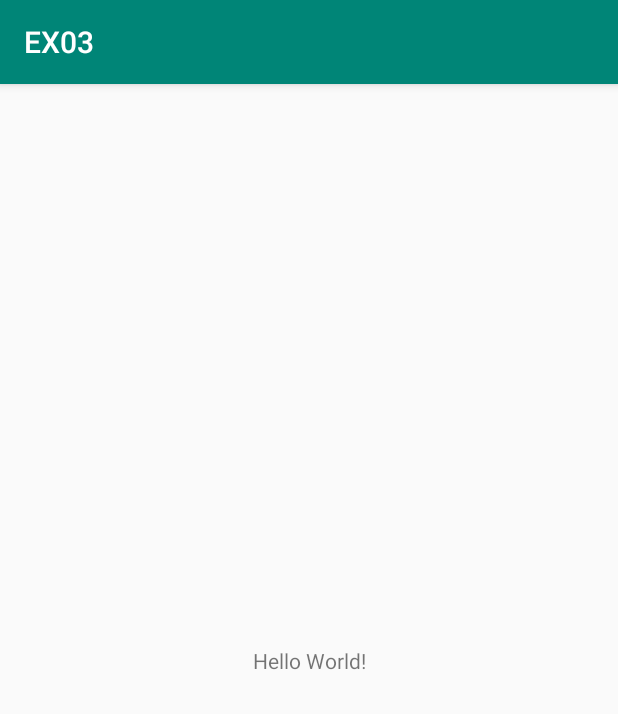
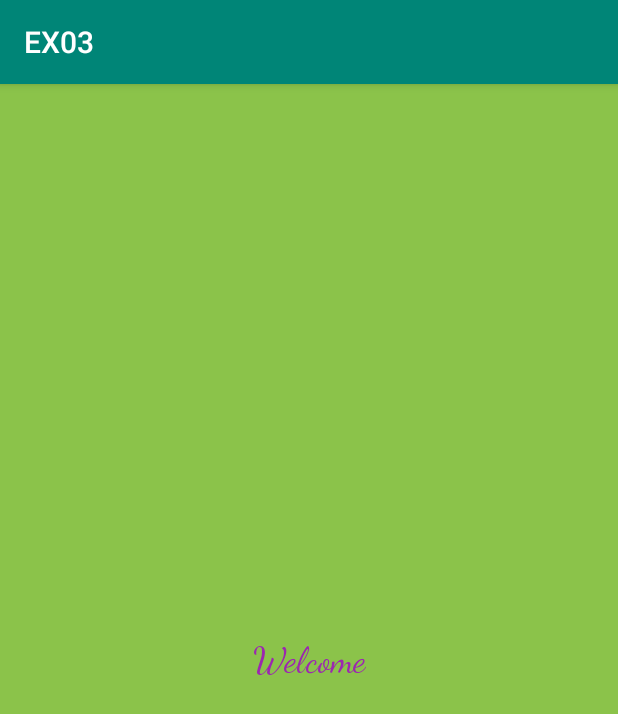
Before and after one commit to AdiBenoz/Milab-app-development, an Android app: the screen it shows after launch (MainActivity), on a phone screen of 412 x 824 dp. Shown: the top 714 px of the screen. Run offline under Robolectric (Android 15) with nearby library versions, the phone set to English and light mode, and no system bars.

```diff
--- a/EX03/app/src/main/java/com/example/ex03/MainActivity.java
+++ b/EX03/app/src/main/java/com/example/ex03/MainActivity.java
@@ -2,6 +2,7 @@ package com.example.ex03;
 
 import androidx.appcompat.app.AppCompatActivity;
 
+import android.media.MediaPlayer;
 import android.os.Bundle;
 import android.util.Log;
 
@@ -12,7 +13,9 @@ public class MainActivity extends AppCompatActivity {
         super.onCreate(savedInstanceState);
         setContentView(R.layout.activity_main);
 
+        MediaPlayer ringtone = MediaPlayer.create(MainActivity.this,R.raw.you_are_my_sunshine);
+        ringtone.start();
+
         NotifyIntentService.startActionQuote(MainActivity.this);
-        Log.d("Main", "Main");
     }
 }
--- a/EX03/app/src/main/java/com/example/ex03/NotificationReceiver.java
+++ b/EX03/app/src/main/java/com/example/ex03/NotificationReceiver.java
@@ -7,7 +7,6 @@ import android.content.BroadcastReceiver;
 import android.content.Context;
 import android.content.Intent;
 import android.os.Build;
-import android.util.Log;
 
 import androidx.core.app.NotificationCompat;
 
@@ -21,7 +20,6 @@ public class NotificationReceiver extends BroadcastReceiver {
     @Override
     public void onReceive(Context context, Intent intent) {
 
-        Log.d("NotifyReceiver", "NotifyReceiver");
         registerNotificationChannel(context);
 
         Intent intent1 = new Intent(context, MainActivity.class);
@@ -32,11 +30,11 @@ public class NotificationReceiver extends BroadcastReceiver {
 
         NotificationCompat.Builder builder = new NotificationCompat.Builder(context, CHANNEL_ID)
                 .setSmallIcon(R.drawable.smile)
-                .setContentTitle("your job now is:")
+                .setContentTitle("Think about:")
                 .setContentText(currentQuote)
                 .setContentIntent(pendingIntent)
                 .setPriority(NotificationCompat.PRIORITY_DEFAULT)
-                .setAutoCancel(true); // remove after tap
+                .setAutoCancel(true);
 
         NotificationManager nm = (NotificationManager) context.getSystemService(NOTIFICATION_SERVICE);
         nm.notify(mNotificationId++, builder.build());
--- a/EX03/app/src/main/res/layout/activity_main.xml
+++ b/EX03/app/src/main/res/layout/activity_main.xml
@@ -4,12 +4,16 @@
     xmlns:tools="http://schemas.android.com/tools"
     android:layout_width="match_parent"
     android:layout_height="match_parent"
+    android:background="#8BC34A"
     tools:context=".MainActivity">
 
     <TextView
         android:layout_width="wrap_content"
         android:layout_height="wrap_content"
-        android:text="Hello World!"
+        android:fontFamily="cursive"
+        android:text="Welcome"
+        android:textColor="#9C27B0"
+        android:textSize="24sp"
         app:layout_constraintBottom_toBottomOf="parent"
         app:layout_constraintLeft_toLeftOf="parent"
         app:layout_constraintRight_toRightOf="parent"
```
Also changed, not shown: EX03/app/src/main/java/com/example/ex03/NotifyIntentService.java (+2 -6 lines), EX03/app/src/main/java/com/example/ex03/Quote.java (+6 -3 lines), 1 other file.
